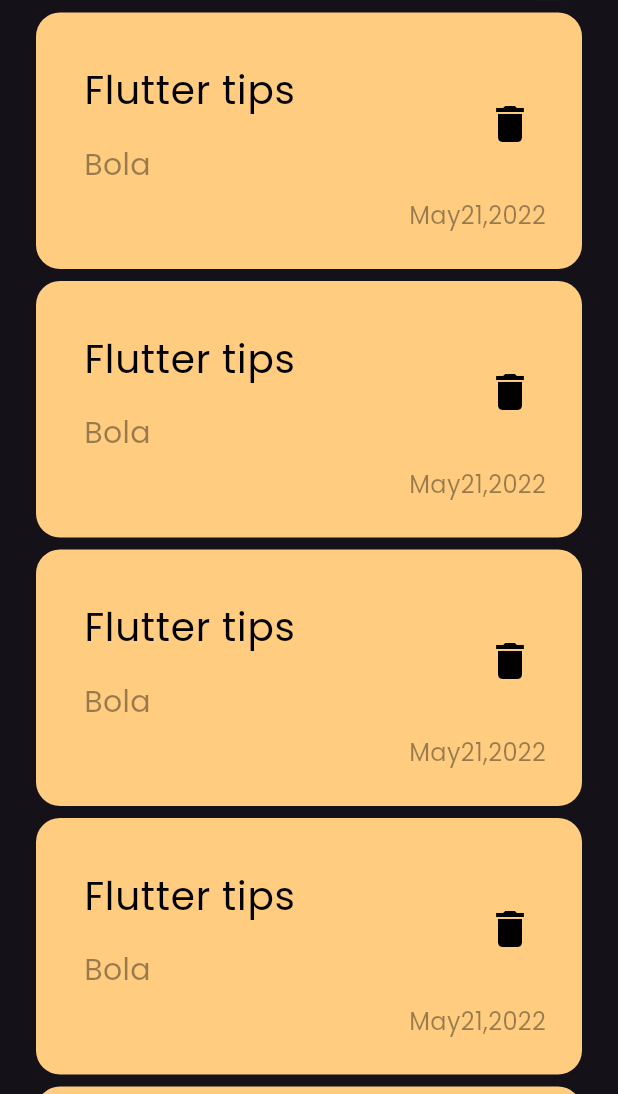
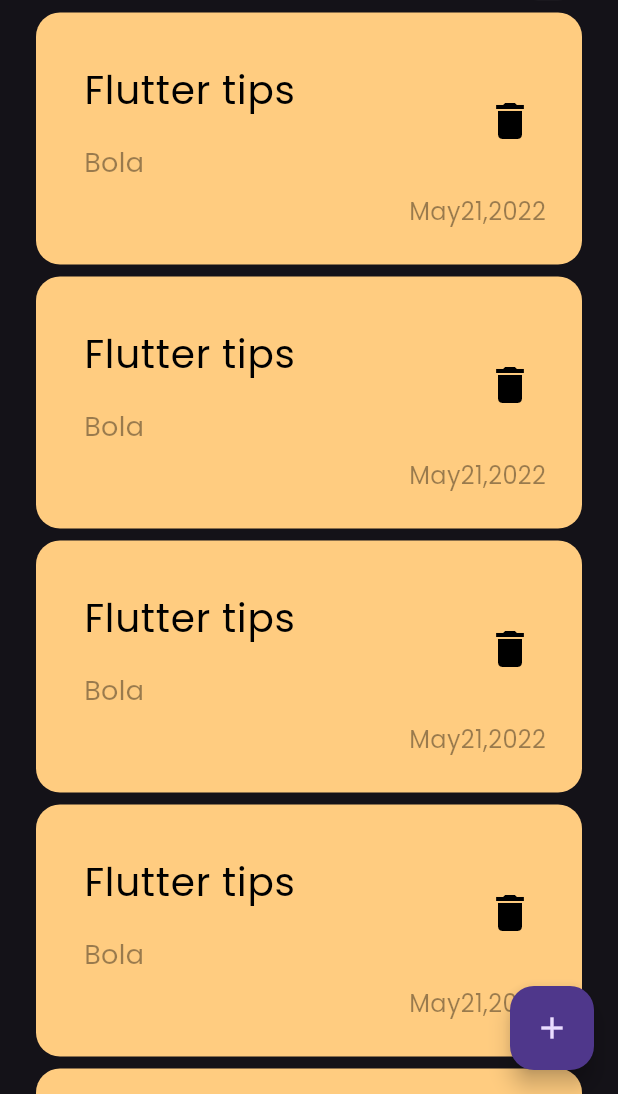
Before and after one commit to MOMEN56/notes_app, a Flutter app: the screen it shows after launch, on a phone screen of 412 x 824 dp, the part 142-1236 px from its top. Run offline on Flutter 3.47's test engine with Material 3 defaults, Android fonts, the phone set to English and light mode, and no system bars.

Commit message:
add FloatingActionButton

```diff
--- a/lib/screens/notes_screen.dart
+++ b/lib/screens/notes_screen.dart
@@ -6,8 +6,11 @@ class Homescreen extends StatelessWidget {
 
   @override
   Widget build(BuildContext context) {
-    return const Scaffold(
-    body: NotesBody(),
+    return  Scaffold(
+    floatingActionButton: FloatingActionButton(onPressed: (){},
+    child: const Icon(Icons.add),
+    ),
+    body: const NotesBody(),
     );
   }
 }
--- a/lib/widgets/custom_note_item.dart
+++ b/lib/widgets/custom_note_item.dart
@@ -25,7 +25,7 @@ class NoteItem extends StatelessWidget {
     subtitle: Padding(
       padding:  const EdgeInsets.only(top:16),
       child: Text("Bola",style: TextStyle(color:Colors.black.withOpacity(0.4),
-      fontSize: 20),),
+      fontSize: 18),),
     ),
     trailing: IconButton(onPressed: (){}, icon: const Icon(Icons.delete),color:Colors.black,iconSize: 32,),
     ),
```
